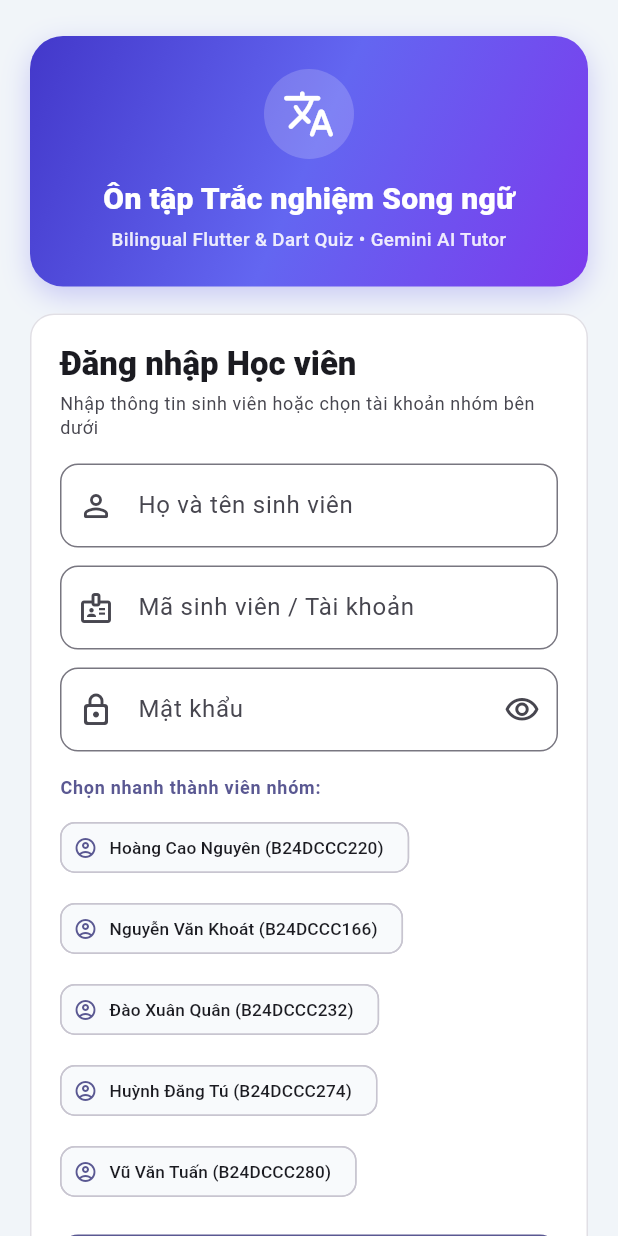
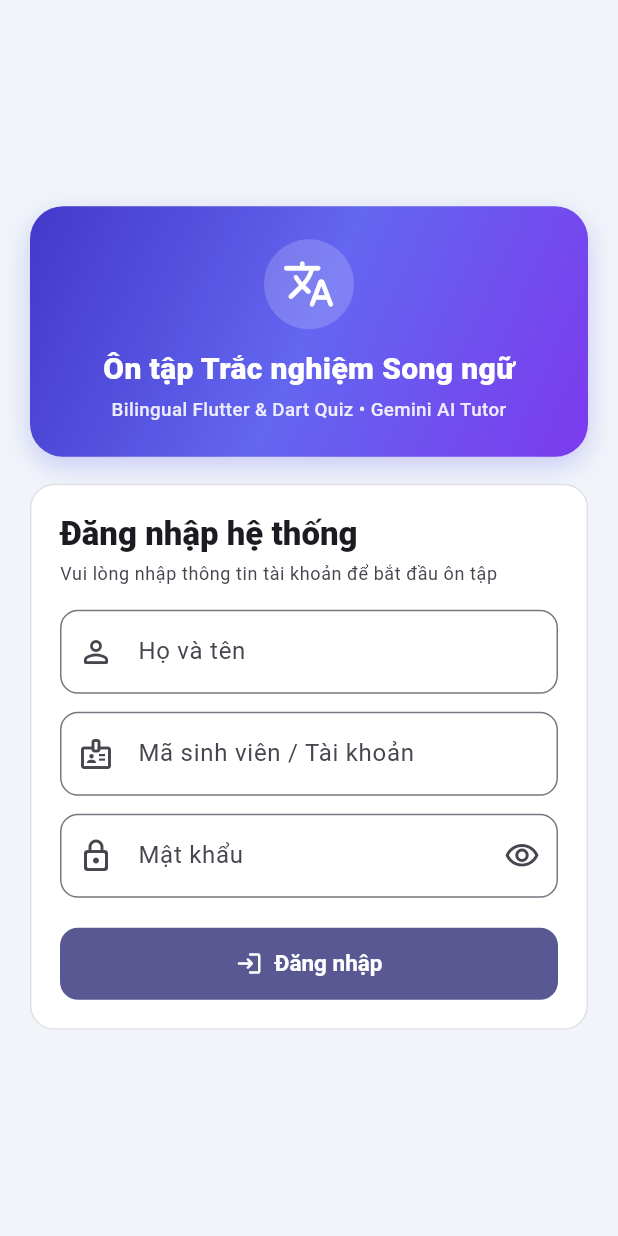
Before and after one commit to nguyenHoang-dev/BTTH_APP_MOBILE, a Flutter app: the screen it shows after launch, on a phone screen of 412 x 824 dp. Run offline on Flutter 3.47's test engine with Material 3 defaults, Android fonts, the phone set to English and light mode, and no system bars; our stand-ins replace device_info_plus, dio, sqflite; accounts and stored records are empty.

Commit message:
refactor(auth): simplify LoginScreen to clean manual credential input

```diff
--- a/mobile/lib/screens/login_screen.dart
+++ b/mobile/lib/screens/login_screen.dart
@@ -18,14 +18,6 @@ class _LoginScreenState extends State<LoginScreen> {
   final _passwordController = TextEditingController();
   bool _obscurePassword = true;
 
-  static const List<({String name, String id})> _teamMembers = [
-    (name: 'Hoàng Cao Nguyên', id: 'B24DCCC220'),
-    (name: 'Nguyễn Văn Khoát', id: 'B24DCCC166'),
-    (name: 'Đào Xuân Quân', id: 'B24DCCC232'),
-    (name: 'Huỳnh Đăng Tú', id: 'B24DCCC274'),
-    (name: 'Vũ Văn Tuấn', id: 'B24DCCC280'),
-  ];
-
   @override
   void dispose() {
     _nameController.dispose();
@@ -34,28 +26,11 @@ class _LoginScreenState extends State<LoginScreen> {
     super.dispose();
   }
 
-  void _fillMember(({String name, String id}) member) {
-    setState(() {
-      _nameController.text = member.name;
-      _idController.text = member.id;
-      if (_passwordController.text.isEmpty) {
-        _passwordController.text = '123456';
-      }
-    });
-  }
-
   void _submitLogin() {
     if (!(_formKey.currentState?.validate() ?? false)) return;
     context.read<SettingsProvider>().login(
           name: _nameController.text,
           studentId: _idController.text,
-        );
-  }
-
-  void _loginAsGuest() {
-    context.read<SettingsProvider>().login(
-          name: 'Học viên Khách',
-          studentId: 'GUEST',
         );
   }
 
@@ -145,14 +120,14 @@ class _LoginScreenState extends State<LoginScreen> {
                           crossAxisAlignment: CrossAxisAlignment.stretch,
                           children: [
                             Text(
-                              'Đăng nhập Học viên',
+                              'Đăng nhập hệ thống',
                               style: theme.textTheme.titleLarge?.copyWith(
                                 fontWeight: FontWeight.w800,
                               ),
                             ),
                             const SizedBox(height: 4),
                             Text(
-                              'Nhập thông tin sinh viên hoặc chọn tài khoản nhóm bên dưới',
+                              'Vui lòng nhập thông tin tài khoản để bắt đầu ôn tập',
                               style: theme.textTheme.bodySmall?.copyWith(
                                 color: colorScheme.onSurfaceVariant,
                               ),
@@ -163,8 +138,8 @@ class _LoginScreenState extends State<LoginScreen> {
                               controller: _nameController,
                               textInputAction: TextInputAction.next,
                               decoration: InputDecoration(
-                                labelText: 'Họ và tên sinh viên',
-                                hintText: 'Ví dụ: Hoàng Cao Nguyên',
+                                labelText: 'Họ và tên',
+                                hintText: 'Nhập họ và tên của bạn',
                                 prefixIcon: const Icon(Icons.person_outline_rounded),
                                 border: OutlineInputBorder(
                                   borderRadius: BorderRadius.circular(12),
@@ -185,7 +160,7 @@ class _LoginScreenState extends State<LoginScreen> {
                               textInputAction: TextInputAction.next,
                               decoration: InputDecoration(
                                 labelText: 'Mã sinh viên / Tài khoản',
-                                hintText: 'Ví dụ: B24DCCC220',
+                                hintText: 'Nhập mã sinh viên hoặc tài khoản',
                                 prefixIcon: const Icon(Icons.badge_outlined),
                                 border: OutlineInputBorder(
                                   borderRadius: BorderRadius.circular(12),
@@ -193,7 +168,7 @@ class _LoginScreenState extends State<LoginScreen> {
                               ),
                               validator: (value) {
                                 if (value == null || value.trim().isEmpty) {
-                                  return 'Vui lòng nhập mã sinh viên';
+                                  return 'Vui lòng nhập mã sinh viên hoặc tài khoản';
                                 }
                                 return null;
                               },
@@ -207,7 +182,7 @@ class _LoginScreenState extends State<LoginScreen> {
                               onFieldSubmitted: (_) => _submitLogin(),
                               decoration: InputDecoration(
                                 labelText: 'Mật khẩu',
-                                hintText: 'Nhập mật khẩu (tối thiểu 4 ký tự)',
+                                hintText: 'Nhập mật khẩu',
                                 prefixIcon: const Icon(Icons.lock_outline_rounded),
                                 suffixIcon: IconButton(
                                   tooltip: _obscurePassword ? 'Hiện mật khẩu' : 'Ẩn mật khẩu',
@@ -231,43 +206,12 @@ class _LoginScreenState extends State<LoginScreen> {
                                 return null;
                               },
                             ),
-                            const SizedBox(height: 16),
-                            Text(
-                              'Chọn nhanh thành viên nhóm:',
-                              style: theme.textTheme.labelMedium?.copyWith(
-                                fontWeight: FontWeight.w700,
-                                color: colorScheme.primary,
-                              ),
-                            ),
-                            const SizedBox(height: 8),
-                            Wrap(
-                              spacing: 6,
-                              runSpacing: 6,
-                              children: [
-                                for (final member in _teamMembers)
-                                  ActionChip(
-                                    avatar: const Icon(Icons.account_circle_outlined, size: 16),
-                                    label: Text(
-                                      '${member.name} (${member.id})',
-                                      style: const TextStyle(fontSize: 11.5),
-                                    ),
-                                    onPressed: () => _fillMember(member),
-                                  ),
-                              ],
-                            ),
-                            const SizedBox(height: 18),
+                            const SizedBox(height: 20),
                             FilledButton.icon(
                               key: const Key('login_submit_button'),
                               onPressed: _submitLogin,
                               icon: const Icon(Icons.login_rounded),
                               label: const Text('Đăng nhập'),
-                            ),
-                            const SizedBox(height: 8),
-                            TextButton.icon(
-                              key: const Key('login_guest_button'),
-                              onPressed: _loginAsGuest,
-                              icon: const Icon(Icons.arrow_forward_rounded, size: 18),
-                              label: const Text('Vào nhanh với tư cách Khách (Guest)'),
                             ),
                           ],
                         ),
```
